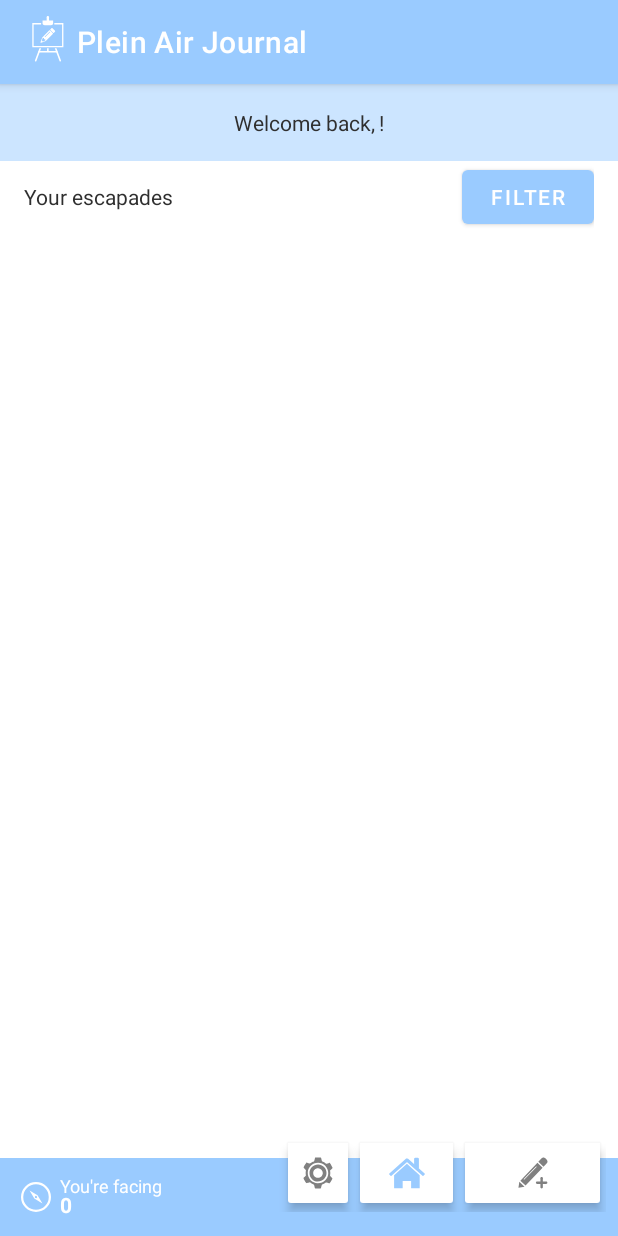
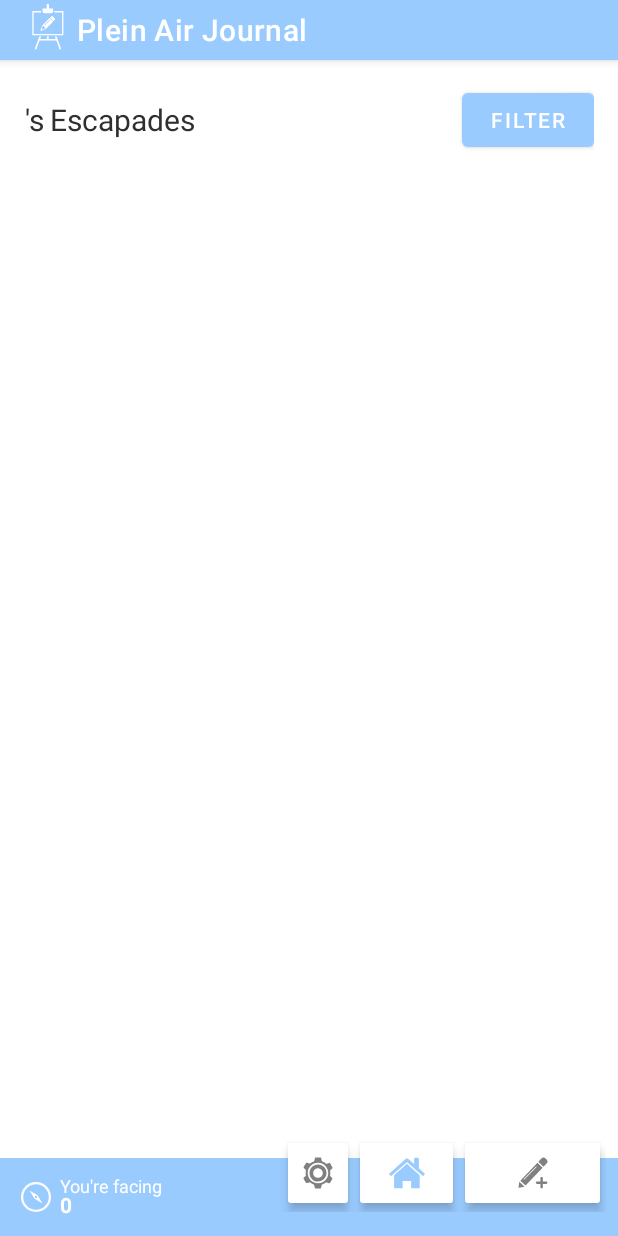
Before and after one commit to chungsi/PleinAirJournal, an Android app: the DashboardActivity screen opened directly, with no data from a screen before it, on a phone screen of 412 x 824 dp. Run offline under Robolectric (Android 15) with nearby library versions, the phone set to English and light mode, and no system bars; 3 statements that could not run were skipped.

Commit message:
Moved shared prefs display, changed action bar size

```diff
--- a/app/src/main/java/com/example/pleinairjournal/DashboardActivity.java
+++ b/app/src/main/java/com/example/pleinairjournal/DashboardActivity.java
@@ -48,7 +48,7 @@ public class DashboardActivity extends JournalMenu
 
         String username = sharedPrefs.getString("USERNAME", "");
         text_name = findViewById(R.id.text_name);
-        text_name.setText(username + "!");
+        text_name.setText(username + "'s ");
 
         initFilterButton();
         text_viewCardinal = super.getCompassTextView();
--- a/app/src/main/res/layout/activity_account_preferences.xml
+++ b/app/src/main/res/layout/activity_account_preferences.xml
@@ -11,7 +11,7 @@
         android:layout_width="match_parent"
         android:layout_height="wrap_content"
         android:orientation="vertical"
-        android:padding="20dp"
+        android:padding="16dp"
         app:layout_constraintEnd_toEndOf="parent"
         app:layout_constraintStart_toStartOf="parent"
         app:layout_constraintTop_toTopOf="parent">
--- a/app/src/main/res/layout/activity_dashboard.xml
+++ b/app/src/main/res/layout/activity_dashboard.xml
@@ -8,25 +8,15 @@
 
 
     <LinearLayout
-        android:id="@+id/layout_welcome"
+        android:id="@+id/layout_galleryTitle"
         android:layout_width="match_parent"
         android:layout_height="wrap_content"
-        android:background="@color/fadedBar"
-        android:gravity="center"
+        android:gravity="center_vertical"
         android:orientation="horizontal"
-        android:padding="16dp"
+        android:paddingHorizontal="16dp"
         app:layout_constraintEnd_toEndOf="parent"
         app:layout_constraintStart_toStartOf="parent"
         app:layout_constraintTop_toTopOf="parent">
-
-        <TextView
-            android:id="@+id/text_hello"
-            android:layout_width="wrap_content"
-            android:layout_height="wrap_content"
-            android:background="@color/transparent"
-            android:gravity="center"
-            android:text="Welcome back, "
-            android:textSize="@dimen/bodyTextSize" />
 
         <TextView
             android:id="@+id/text_name"
@@ -34,27 +24,15 @@
             android:layout_height="wrap_content"
             android:background="@color/transparent"
             android:gravity="center"
-            android:text="(Name)"
-            android:textSize="@dimen/bodyTextSize" />
-    </LinearLayout>
-
-    <LinearLayout
-        android:id="@+id/layout_galleryTitle"
-        android:layout_width="match_parent"
-        android:layout_height="wrap_content"
-        android:gravity="center_vertical"
-        android:orientation="horizontal"
-        android:paddingHorizontal="16dp"
-        app:layout_constraintEnd_toEndOf="parent"
-        app:layout_constraintStart_toEndOf="@id/layout_welcome"
-        app:layout_constraintStart_toStartOf="parent"
-        app:layout_constraintTop_toBottomOf="@+id/layout_welcome">
+            android:textSize="@dimen/headingTextSize"
+            android:text="(Name)" />
 
         <TextView
             android:id="@+id/textView5"
             android:layout_width="wrap_content"
             android:layout_height="wrap_content"
-            android:text="Your escapades" />
+            android:textSize="@dimen/headingTextSize"
+            android:text="Escapades" />
 
         <LinearLayout
             android:layout_width="match_parent"
--- a/app/src/main/res/values/dimens.xml
+++ b/app/src/main/res/values/dimens.xml
@@ -14,4 +14,6 @@
     <dimen name="elevation_bottomBarToolbar">3dp</dimen>
     <dimen name="elevation_bottomBarButtons">4dp</dimen>
 
+    <dimen name="actionBarHeight">40dp</dimen>
+
 </resources>
--- a/app/src/main/res/values/styles.xml
+++ b/app/src/main/res/values/styles.xml
@@ -15,6 +15,13 @@
         <item name="colorAccent">@color/colorAccent</item>
         <item name="android:textColor">@color/textColor</item>
         <item name="android:buttonTint">@color/colorAccent</item>
+
+        <!--Action bar style-->
+        <item name="android:actionBarSize">@dimen/actionBarHeight</item>
+        <item name="actionBarSize">@dimen/actionBarHeight</item>
+
+        <item name="titleTextStyle">@style/MyTheme.ActionBar.TitleTextStyle</item>
+        <item name="android:titleTextStyle">@style/MyTheme.ActionBar.TitleTextStyle</item>
     </style>
 
     <!-- Dark App Theme-->
@@ -31,6 +38,10 @@
         <item name="colorAccent">@color/darkColorAccent</item>
         <item name="backgroundTint">@color/darkButtonBackground</item>
         <item name="android:buttonTint">@color/colorAccent</item>
+
+        <!--Action bar style-->
+        <item name="android:actionBarSize">@dimen/actionBarHeight</item>
+        <item name="actionBarSize">@dimen/actionBarHeight</item>
     </style>
 
     <style name="bottomToolbarButton">
@@ -50,4 +61,8 @@
         <item name="chipStrokeColor">#000000</item>
     </style>
 
+    <style name="MyTheme.ActionBar.TitleTextStyle" parent="@android:style/TextAppearance.Medium">
+        <item name="android:textSize">@dimen/bodyTextSize</item>
+    </style>
+
 </resources>
```
